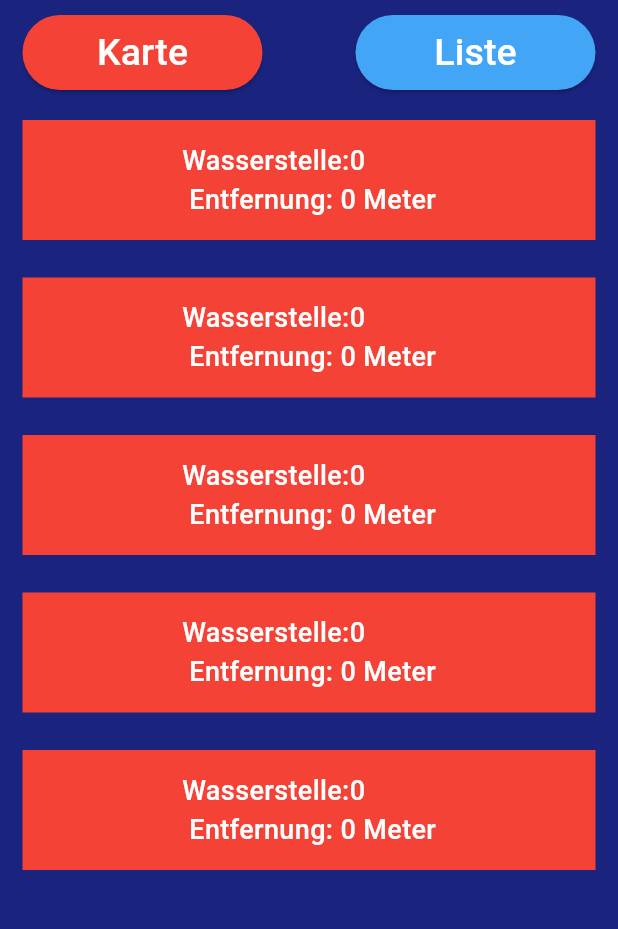
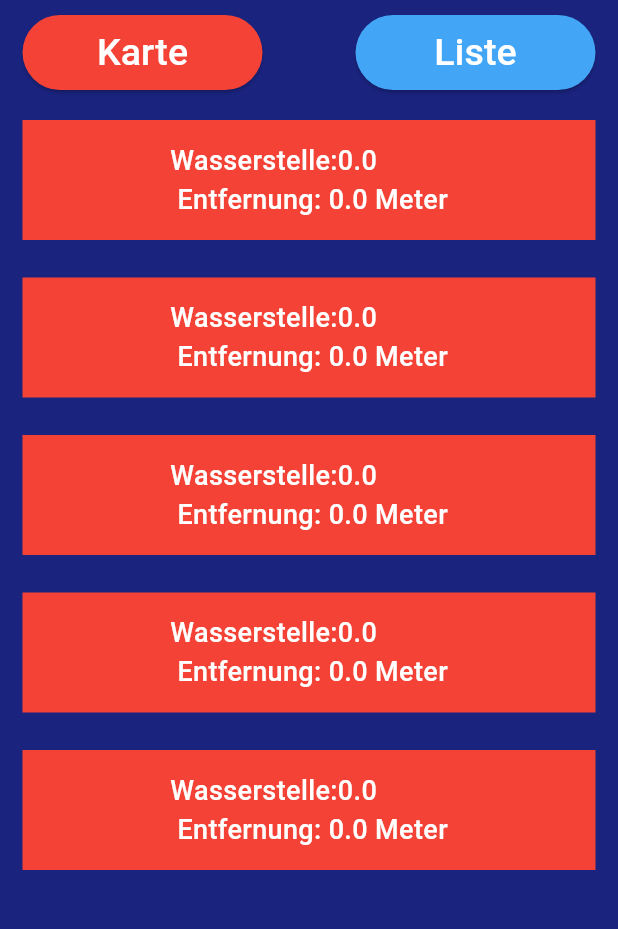
Before and after one commit to TBueldt/hydrantenfinder, a Flutter app: the screen it shows after launch, after a tap on "Liste", on a phone screen of 412 x 824 dp, the part 99-1028 px from its top. Run offline on Flutter 3.47's test engine with Material 3 defaults, Android fonts, the phone set to English and light mode, and no system bars; our stand-ins replace csv, flutter_map, geolocator, latlong2; statements that could not run were skipped.

Commit message:
Marker und die dazugehörigen Dateien hinzugefügt, sowie Fehler in den Datentypen korrigiert

```diff
--- a/lib/algorithmen.dart
+++ b/lib/algorithmen.dart
@@ -11,10 +11,15 @@ class Algorithmen {
   factory Algorithmen() {
     return singleton;
   }
+
   Algorithmen._internal() {
-    // Initialisieren Sie das 'hydrant' Array mit leeren Arrays
-    for (int i = 0; i < 10; i++) {
-      hydrant.add(List.filled(10, 0));
+
+    for (int i = 0; i < 6; i++) {
+      List<dynamic> innerList = [];
+      for (int j = 0; j < 5; j++) {
+        innerList.add(0.0);
+      }
+      hydrant.add(innerList);
     }
   }
 
@@ -55,8 +60,17 @@ class Algorithmen {
     List<List<dynamic>> csvData = await loadAndParseCsv();
     await addDistancesToCsvData(csvData, lat, lon);
     sortCsvDataByDistance(csvData);
-    hydrant = csvData;
+
+
+    hydrant = csvData.map((list) => list.map((item) {
+      try {
+        return double.parse(item.toString());
+      } catch (e) {
+        return item;
+      }
+    }).toList()).toList();
   }
+
 
   Future<List<List<dynamic>>> loadAndParseCsv() async {
     String csvString = await rootBundle.loadString('Hydrantendaten.CSV');
@@ -68,7 +82,7 @@ class Algorithmen {
       if (csvData[i].length >= 4) {
         double hydrantLat = double.tryParse(csvData[i][2].toString()) ?? 0.0;
         double hydrantLon = double.tryParse(csvData[i][3].toString()) ?? 0.0;
-        int distance = await calculateDistance(lat, lon, hydrantLat, hydrantLon);
+        double distance = await calculateDistance(lat, lon, hydrantLat, hydrantLon);
         csvData[i].add(distance);
       } else {
         throw Exception('Die CSV-Daten haben nicht die erwartete Anzahl von Spalten.');
@@ -85,8 +99,9 @@ class Algorithmen {
     });
   }
 
-  Future<int> calculateDistance(double lat1, double lon1, double lat2, double lon2) async {
+  Future<double> calculateDistance(double lat1, double lon1, double lat2, double lon2) async {
     double distance = await Geolocator.distanceBetween(lat1, lon1, lat2, lon2);
-    return distance.floor();
+    return double.parse((distance).toStringAsFixed(1));
   }
+
 }
--- a/lib/main.dart
+++ b/lib/main.dart
@@ -3,7 +3,6 @@ import 'package:flutter/material.dart';
 import 'package:url_launcher/url_launcher.dart';
 import 'package:flutter_map/flutter_map.dart';
 import 'package:latlong2/latlong.dart';
-import 'package:flutter/services.dart';
 
 void main() async {
   runApp(MaterialApp(home: Karte()));
@@ -125,6 +124,40 @@ class Karte extends StatelessWidget {
                 children: [
                   TileLayer(
                     urlTemplate: 'https://tile.openstreetmap.org/{z}/{x}/{y}.png',
+                  ),
+                  MarkerLayer(
+                    markers: [
+                      Marker(
+                        point: LatLng(Algorithmen().hydrant[1][2], Algorithmen().hydrant[1][3]),
+                        width: 80,
+                        height: 80,
+                        child: Image.asset('assets/H1.png'),
+                      ),
+                      Marker(
+                        point: LatLng(Algorithmen().hydrant[2][2], Algorithmen().hydrant[2][3]),
+                        width: 80,
+                        height: 80,
+                        child: Image.asset('assets/H2.png'),
+                      ),
+                      Marker(
+                        point: LatLng(Algorithmen().hydrant[3][2], Algorithmen().hydrant[3][3]),
+                        width: 80,
+                        height: 80,
+                        child: Image.asset('assets/H3.png'),
+                      ),
+                      Marker(
+                        point: LatLng(Algorithmen().hydrant[4][2], Algorithmen().hydrant[4][3]),
+                        width: 80,
+                        height: 80,
+                        child: Image.asset('assets/H4.png'),
+                      ),
+                      Marker(
+                        point: LatLng(Algorithmen().hydrant[5][2], Algorithmen().hydrant[5][3]),
+                        width: 80,
+                        height: 80,
+                        child: Image.asset('assets/H5.png'),
+                      ),
+                    ],
                   ),
                 ],
               ),
--- a/pubspec.yaml
+++ b/pubspec.yaml
@@ -66,6 +66,11 @@ flutter:
   # To add assets to your application, add an assets section, like this:
   assets:
     - Hydrantendaten.CSV
+    - assets/H1.png
+    - assets/H2.png
+    - assets/H3.png
+    - assets/H4.png
+    - assets/H5.png
 
   # An image asset can refer to one or more resolution-specific "variants", see
   # https://flutter.dev/assets-and-images/#resolution-aware
```
Also changed, not shown: assets/H1.png (added), assets/H2.png (added), assets/H3.png (added), assets/H4.png (added), assets/H5.png (added).
